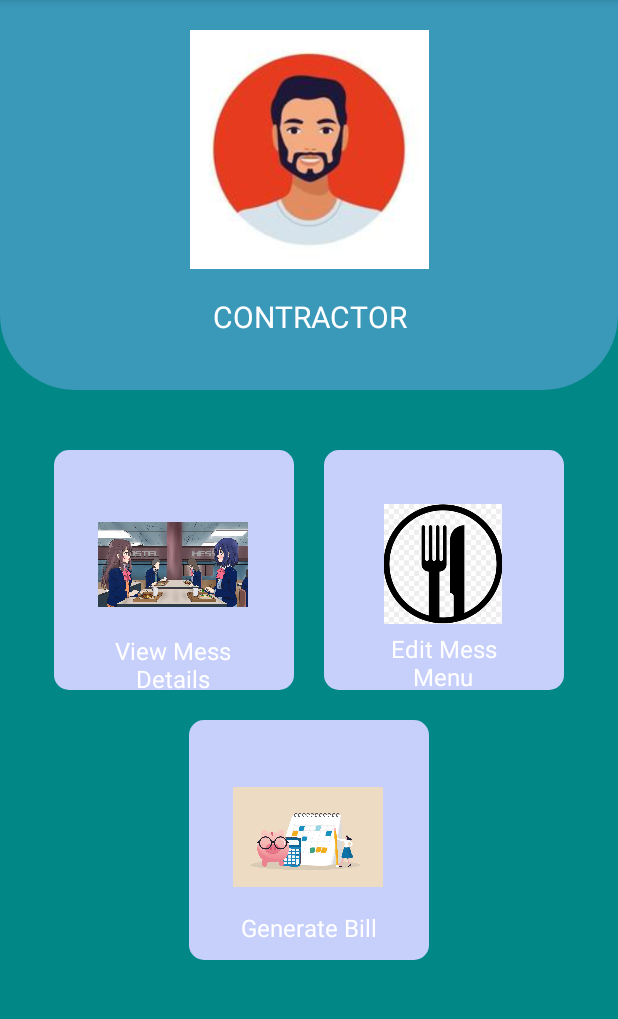
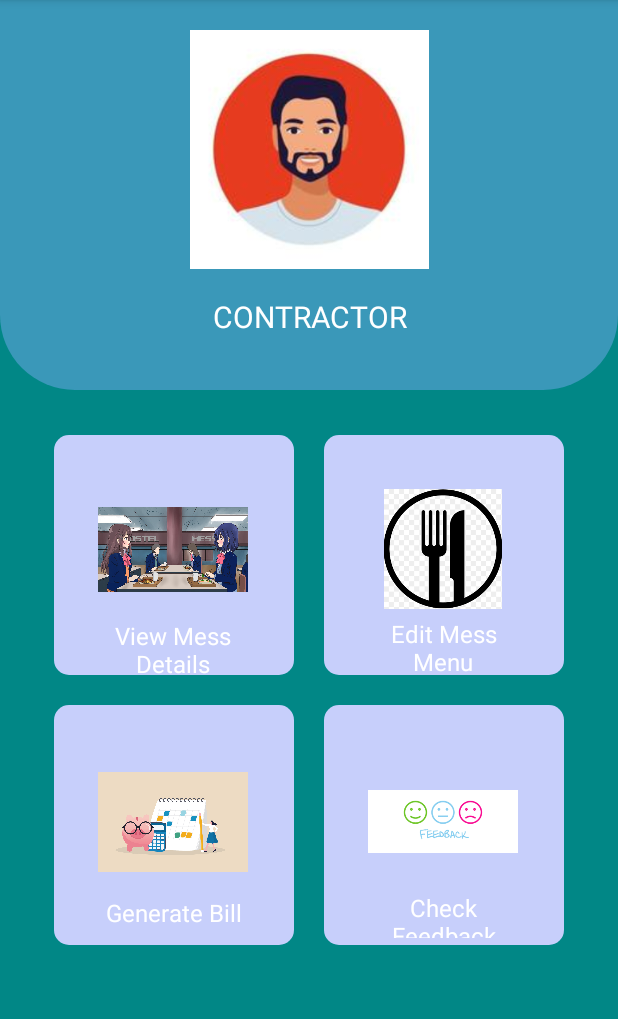
Before and after one commit to prasant7978/NITC-Mess-Manager, an Android app: the ContractorDashboard screen opened directly, with no data from a screen before it, on a phone screen of 412 x 824 dp, the part 84-1103 px from its top. Run offline under Robolectric (Android 15) with nearby library versions, the phone set to English and light mode, and no system bars.

Commit message:
Updated Contractor Dashboard Design and generate bill design

```diff
--- a/app/src/main/AndroidManifest.xml
+++ b/app/src/main/AndroidManifest.xml
@@ -17,6 +17,9 @@
             android:name=".StudentFeedback"
             android:exported="false"
             android:parentActivityName=".StudentDashboardActivity"/>
+        <activity
+            android:name=".GenerateBill"
+            android:exported="false" />
         <activity
             android:name=".PaymentActivity"
             android:exported="false"
--- a/app/src/main/res/layout/activity_contractor_dashboard.xml
+++ b/app/src/main/res/layout/activity_contractor_dashboard.xml
@@ -37,7 +37,7 @@ tools:context=".ContractorDashboard">
         android:layout_width="wrap_content"
         android:layout_height="wrap_content"
         android:layout_gravity="center"
-        android:layout_marginTop="30dp"
+        android:layout_marginTop="20dp"
         android:orientation="horizontal">
 
         <androidx.constraintlayout.widget.ConstraintLayout
@@ -119,7 +119,6 @@ tools:context=".ContractorDashboard">
         <androidx.constraintlayout.widget.ConstraintLayout
             android:layout_width="160dp"
             android:layout_height="160dp"
-            android:layout_gravity="center"
             android:layout_margin="10dp"
             android:background="@drawable/background_card">
 
@@ -150,5 +149,40 @@ tools:context=".ContractorDashboard">
                 app:layout_constraintStart_toStartOf="@+id/imageViewGenerateBill"
                 app:layout_constraintTop_toBottomOf="@+id/imageViewGenerateBill" />
         </androidx.constraintlayout.widget.ConstraintLayout>
+
+        <androidx.constraintlayout.widget.ConstraintLayout
+            android:layout_width="160dp"
+            android:layout_height="160dp"
+            android:layout_margin="10dp"
+            android:background="@drawable/background_card">
+
+            <ImageView
+                android:id="@+id/imageViewCheckFeedback"
+                android:layout_width="100dp"
+                android:layout_height="90dp"
+                android:layout_marginStart="24dp"
+                android:layout_marginTop="7dp"
+                android:layout_marginEnd="26dp"
+                android:layout_marginBottom="12dp"
+                app:layout_constraintBottom_toBottomOf="parent"
+                app:layout_constraintEnd_toEndOf="parent"
+                app:layout_constraintStart_toStartOf="parent"
+                app:layout_constraintTop_toTopOf="parent"
+                app:srcCompat="@drawable/feedback" />
+
+            <TextView
+                android:id="@+id/textViewCheckFeedback"
+                android:layout_width="110dp"
+                android:layout_height="31dp"
+                android:layout_marginTop="1dp"
+                android:gravity="center"
+                android:text="Check Feedback"
+                android:textColor="@color/white"
+                android:textSize="16sp"
+                app:layout_constraintEnd_toEndOf="@+id/imageViewCheckFeedback"
+                app:layout_constraintStart_toStartOf="@+id/imageViewCheckFeedback"
+                app:layout_constraintTop_toBottomOf="@+id/imageViewCheckFeedback" />
+        </androidx.constraintlayout.widget.ConstraintLayout>
     </LinearLayout>
+
 </LinearLayout>
```
Also changed, not shown: app/src/main/java/com/nitc/nitcmessmanager/GenerateBill.kt (added, +11 -0 lines), app/src/main/res/drawable/background.xml (added, +10 -0 lines), app/src/main/res/layout/activity_generate_bill.xml (added, +153 -0 lines), app/src/main/res/drawable/feedback.png (added), app/src/main/res/drawable/generatebill.jpg (added).
